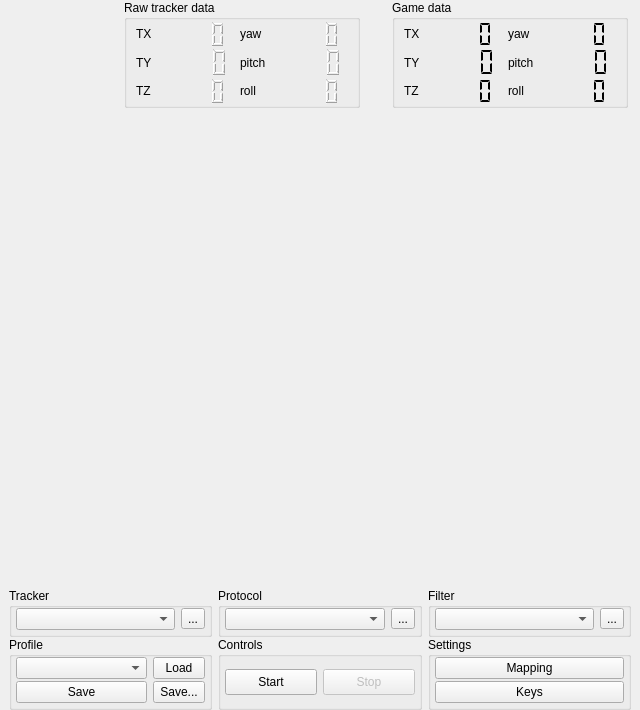
This is facetracknoir/facetracknoir.ui in opentrack/opentrack as Qt 5 draws it before an edit. The edited form follows.
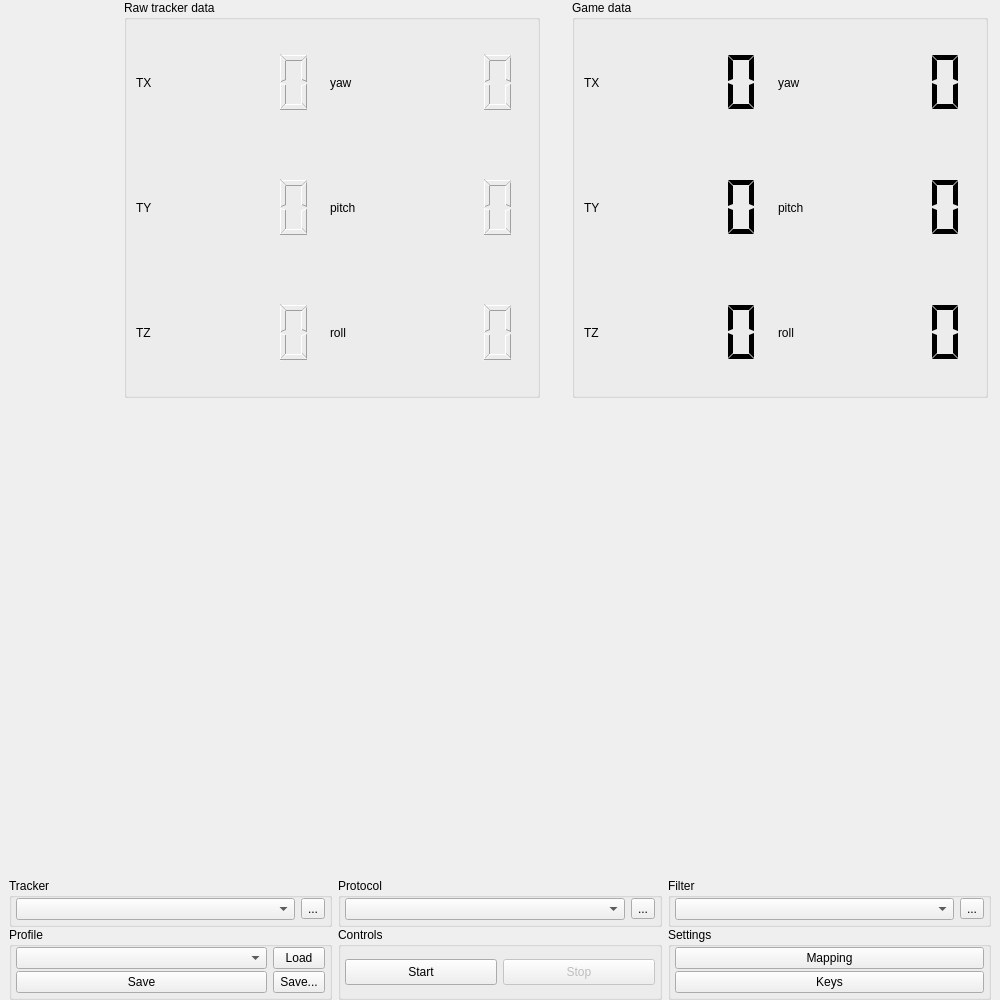
This is the edited form. Icons and pictures are not drawn. Custom widgets are drawn as their Qt base class.

Diff of the .ui file:
```diff
--- a/facetracknoir/facetracknoir.ui
+++ b/facetracknoir/facetracknoir.ui
@@ -7,8 +7,8 @@
    <rect>
     <x>0</x>
     <y>0</y>
-    <width>640</width>
-    <height>710</height>
+    <width>1000</width>
+    <height>1000</height>
    </rect>
   </property>
   <property name="windowIcon">
```
